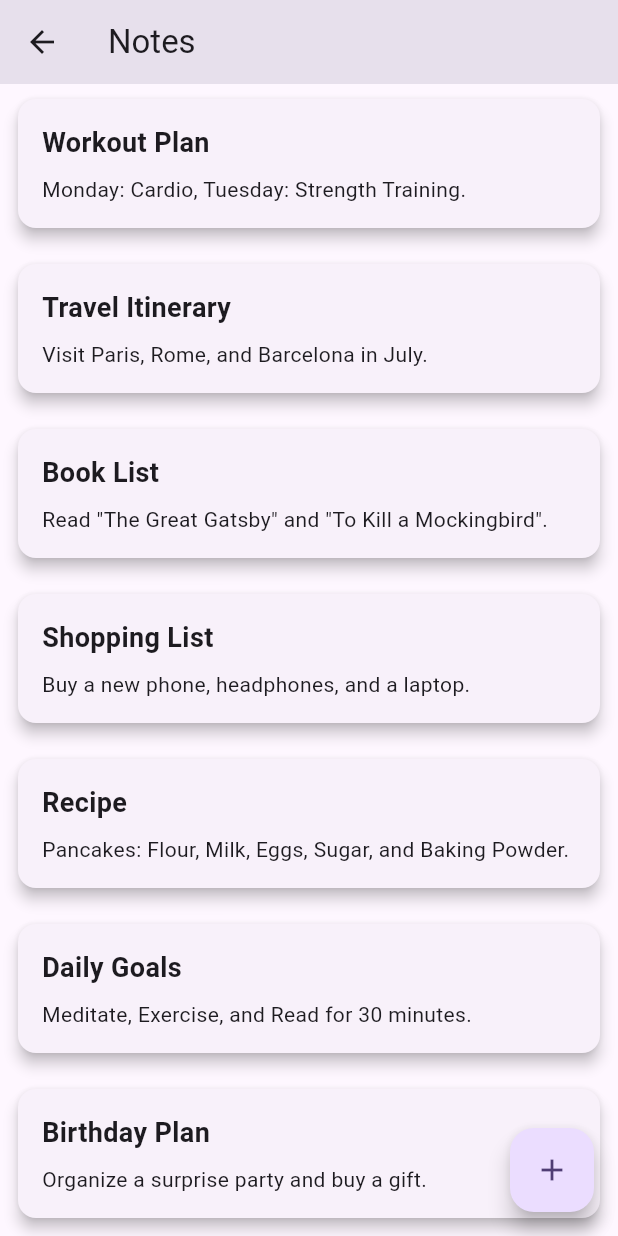
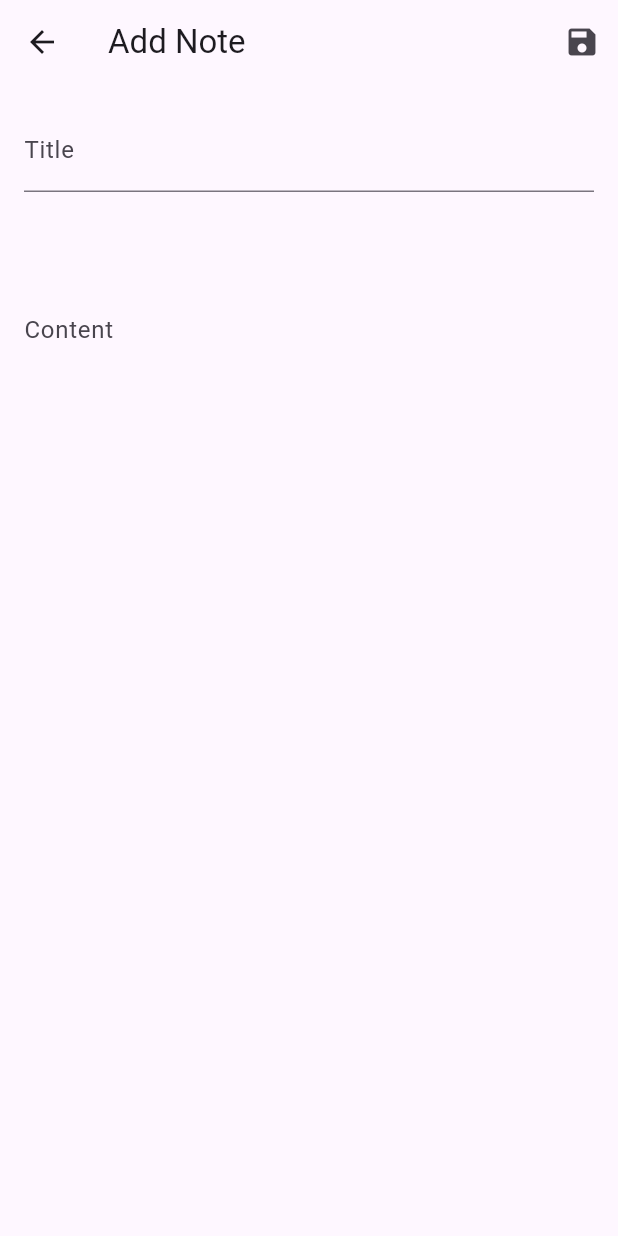
Before and after one commit to mwendwa-will/RevolutionaryNotes, a Flutter app: the Dashboard screen opened directly, scrolled down 332 dp, after a tap on the "add" icon, on a phone screen of 412 x 824 dp. Run offline on Flutter 3.47's test engine with Material 3 defaults, Android fonts, the phone set to English and light mode, and no system bars.

Commit message:
Added create ,delete and update note functionality

```diff
--- a/lib/Screens/dashboard.dart
+++ b/lib/Screens/dashboard.dart
@@ -1,4 +1,11 @@
 import 'package:flutter/material.dart';
+import 'package:revelotionarynotes/Screens/login.dart';
+
+class Notes {
+  Notes(this.title, this.content);
+  String title;
+  String content;
+}
 
 class Dashboard extends StatefulWidget {
   const Dashboard({super.key});
@@ -8,22 +15,50 @@ class Dashboard extends StatefulWidget {
 }
 
 class _DashboardState extends State<Dashboard> {
-  List<Notes> _getNotes() {
-    final List<Notes> notes = <Notes>[];
-    notes.addAll([
+  final List<Notes> _notes = [
     Notes('Meeting Notes', 'Discuss the new project requirements.'),
     Notes('Grocery List', 'Milk, Bread, Eggs, Butter, and Cheese.'),
     Notes('Homework', 'Complete the math assignment and science project.'),
     Notes('Workout Plan', 'Monday: Cardio, Tuesday: Strength Training.'),
     Notes('Travel Itinerary', 'Visit Paris, Rome, and Barcelona in July.'),
-      Notes(
-          'Book List', 'Read "The Great Gatsby" and "To Kill a Mockingbird".'),
+    Notes('Book List', 'Read "The Great Gatsby" and "To Kill a Mockingbird".'),
     Notes('Shopping List', 'Buy a new phone, headphones, and a laptop.'),
     Notes('Recipe', 'Pancakes: Flour, Milk, Eggs, Sugar, and Baking Powder.'),
     Notes('Daily Goals', 'Meditate, Exercise, and Read for 30 minutes.'),
     Notes('Birthday Plan', 'Organize a surprise party and buy a gift.'),
-    ]);
-    return notes;
+  ];
+
+  void _addNote() async {
+    final newNote = await Navigator.push(
+      context,
+      MaterialPageRoute(builder: (context) => AddNoteScreen()),
+    );
+
+    if (newNote != null) {
+      setState(() {
+        _notes.add(newNote);
+      });
+    }
+  }
+
+  void _removeNoteAt(int index) {
+    setState(() {
+      _notes.removeAt(index);
+    });
+  }
+
+  void _editNote(int index) async {
+    final editedNote = await Navigator.push(
+      context,
+      MaterialPageRoute(
+          builder: (context) => AddNoteScreen(
+              title: _notes[index].title, content: _notes[index].content)),
+    );
+    if (editedNote != null) {
+      setState(() {
+        _notes[index] = editedNote;
+      });
+    }
   }
 
   @override
@@ -32,13 +67,49 @@ class _DashboardState extends State<Dashboard> {
       appBar: AppBar(
         title: const Text('Notes'),
       ),
+      drawer: _buildNavigationDrawer(context),
       body: LayoutBuilder(
         builder: (context, constraints) {
           return ListView.builder(
-            itemCount: _getNotes().length,
+            itemCount: _notes.length,
             itemBuilder: (context, index) {
+              final note = _notes[index];
               return Padding(
                 padding: const EdgeInsets.all(8.0),
+                child: Dismissible(
+                  key: UniqueKey(),
+                  direction: DismissDirection.endToStart,
+                  onDismissed: (direction) {
+                    final removedNote = _notes[index];
+                    setState(() {
+                      _removeNoteAt(index);
+                    });
+                    ScaffoldMessenger.of(context).showSnackBar(
+                      SnackBar(
+                        content: Text('${removedNote.title} dismissed'),
+                        action: SnackBarAction(
+                          label: 'Undo',
+                          onPressed: () {
+                            setState(() {
+                              _notes.insert(index, removedNote);
+                            });
+                          },
+                        ),
+                      ),
+                    );
+                  },
+                  background: Container(
+                    color: Colors.red,
+                    alignment: Alignment.centerRight,
+                    padding: const EdgeInsets.symmetric(horizontal: 20),
+                    child: const Icon(Icons.delete, color: Colors.white),
+                  ),
+                  child: GestureDetector(
+                    onTap: () {
+                      _editNote(index);
+                    },
+                    child: SizedBox(
+                      width: MediaQuery.sizeOf(context).width,
                       child: Card(
                         elevation: 4,
                         child: Padding(
@@ -47,15 +118,18 @@ class _DashboardState extends State<Dashboard> {
                             crossAxisAlignment: CrossAxisAlignment.start,
                             children: [
                               Text(
-                          _getNotes()[index].title,
+                                note.title,
                                 style: const TextStyle(
                                   fontSize: 18,
                                   fontWeight: FontWeight.bold,
                                 ),
                               ),
                               const SizedBox(height: 8),
-                        Text(_getNotes()[index].content),
+                              Text(note.content),
                             ],
+                          ),
+                        ),
+                      ),
                     ),
                   ),
                 ),
@@ -65,7 +139,7 @@ class _DashboardState extends State<Dashboard> {
         },
       ),
       floatingActionButton: FloatingActionButton(
-        onPressed: () {},
+        onPressed: _addNote,
         tooltip: 'Add Note',
         child: const Icon(Icons.add),
       ),
@@ -73,8 +147,116 @@ class _DashboardState extends State<Dashboard> {
   }
 }
 
-class Notes {
-  Notes(this.title, this.content);
-  String title;
-  String content;
+Widget _buildNavigationDrawer(BuildContext context) {
+  return Drawer(
+    child: ListView(
+      padding: EdgeInsets.zero,
+      children: <Widget>[
+        const DrawerHeader(
+          decoration: BoxDecoration(
+            color: Colors.yellow,
+          ),
+          child: Text(
+            'Menu',
+            style: TextStyle(
+              color: Colors.black,
+              fontSize: 24,
+            ),
+          ),
+        ),
+        ListTile(
+          leading: const Icon(Icons.note),
+          title: const Text('Notes'),
+          onTap: () {
+            Navigator.pop(context);
+            // Navigate to Notes screen or handle action
+          },
+        ),
+        ListTile(
+          leading: const Icon(Icons.settings),
+          title: const Text('Settings'),
+          onTap: () {
+            Navigator.pop(context);
+            // Navigate to Settings screen or handle action
+          },
+        ),
+        const Divider(),
+        ListTile(
+          leading: const Icon(Icons.logout),
+          title: const Text('Logout'),
+          onTap: () {
+            Navigator.pushReplacement(context,
+                MaterialPageRoute(builder: (context) => const Login()));
+            // Handle logout
+          },
+        ),
+      ],
+    ),
+  );
 }
+
+class AddNoteScreen extends StatefulWidget {
+  final String? title;
+  final String? content;
+
+  AddNoteScreen({this.title, this.content});
+
+  @override
+  _AddNoteScreenState createState() => _AddNoteScreenState();
+}
+
+class _AddNoteScreenState extends State<AddNoteScreen> {
+  late TextEditingController _titleController;
+  late TextEditingController _contentController;
+
+  @override
+  void initState() {
+    super.initState();
+    _titleController = TextEditingController(text: widget.title ?? '');
+    _contentController = TextEditingController(text: widget.content ?? '');
+  }
+
+  void _saveNote() {
+    final title = _titleController.text;
+    final content = _contentController.text;
+
+    if (title.isNotEmpty && content.isNotEmpty) {
+      final editedNote = Notes(title, content);
+      Navigator.pop(context, editedNote);
+    }
+  }
+
+  @override
+  Widget build(BuildContext context) {
+    return Scaffold(
+      appBar: AppBar(
+        title: const Text('Add Note'),
+        actions: [
+          IconButton(
+            icon: const Icon(Icons.save),
+            onPressed: _saveNote,
+          ),
+        ],
+      ),
+      body: Padding(
+        padding: const EdgeInsets.all(16.0),
+        child: Column(
+          children: [
+            TextField(
+              controller: _titleController,
+              decoration: const InputDecoration(labelText: 'Title'),
+            ),
+            const SizedBox(height: 16),
+            TextField(
+              controller: _contentController,
+              decoration: const InputDecoration(
+                  labelText: 'Content', border: InputBorder.none),
+              maxLines: 5,
+            ),
+            const SizedBox(height: 16),
+          ],
+        ),
+      ),
+    );
+  }
+}
```
Lines whose indentation alone changed are shown as unchanged.
